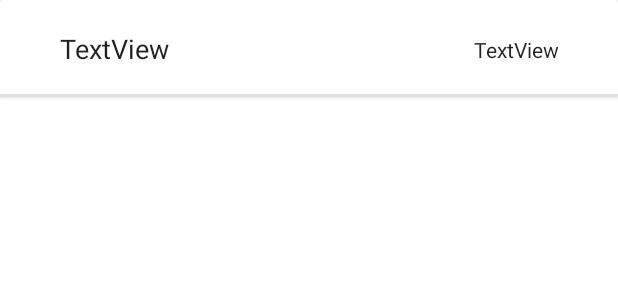
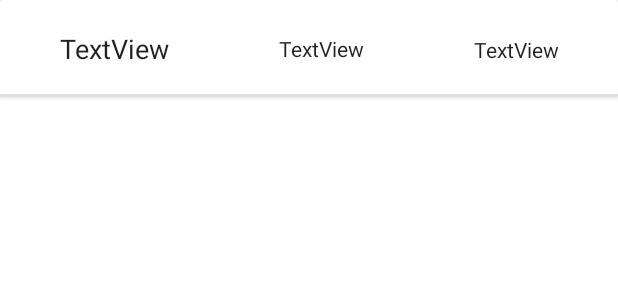
Before and after one commit to Jarenass97/DesafioNotas, an Android app: the layout notas_list.xml on its own in the app's theme, with its tools: preview values and no code run, on a phone screen of 412 x 824 dp. Shown: the top 300 px of the screen. Run offline under Robolectric (Android 15) with nearby library versions, the phone set to English and light mode, and no system bars.

Commit message:
Diferenciado el tipo de nota en el recycler

```diff
--- a/DesafioNotas/app/src/main/java/adapters/NotasAdapter.kt
+++ b/DesafioNotas/app/src/main/java/adapters/NotasAdapter.kt
@@ -14,6 +14,7 @@ import com.example.desafionotas.R
 import com.google.android.material.floatingactionbutton.FloatingActionButton
 import connection.Conexion
 import model.Nota
+import model.NotaTexto
 
 class NotasAdapter(
     var context: AppCompatActivity,
@@ -56,12 +57,14 @@ class NotasAdapter(
 
     class ViewHolder(view: View, ventana: AppCompatActivity) : RecyclerView.ViewHolder(view) {
         val asunto = view.findViewById<TextView>(R.id.txtAsuntoNotaRecycler)
+        val tipo = view.findViewById<TextView>(R.id.txtTipoNota)
         val hora = view.findViewById<TextView>(R.id.txtHoraRecycler)
         val item = view.findViewById<ConstraintLayout>(R.id.lyNota)
         val btnEditar = ventana.findViewById<FloatingActionButton>(R.id.btnEditarNota)
 
         fun bind(nota: Nota, context: AppCompatActivity, pos: Int, notasAdapter: NotasAdapter) {
             asunto.text = nota.asunto
+            if (nota is NotaTexto) tipo.text = "Texto" else tipo.text = "Lista tareas"
             hora.text = nota.hora
             if (pos == seleccionado) {
                 with(item) { setBackgroundResource(R.color.FondoNotaSeleccionada) }
--- a/DesafioNotas/app/src/main/java/com/example/desafionotas/MainActivity.kt
+++ b/DesafioNotas/app/src/main/java/com/example/desafionotas/MainActivity.kt
@@ -3,6 +3,7 @@ package com.example.desafionotas
 import adapters.NotasAdapter
 import androidx.appcompat.app.AppCompatActivity
 import android.os.Bundle
+import android.util.Log
 import android.view.View
 import android.widget.EditText
 import android.widget.Toast
@@ -62,7 +63,6 @@ class MainActivity : AppCompatActivity() {
                 asunto = if (asunto.isNotEmpty()) asunto
                 else "Sin asunto"
                 crearNota(tipoNota, asunto)
-                rv.adapter = NotasAdapter(this, Conexion.getNotas(this))
                 view.dismiss()
 
             }
@@ -96,6 +96,8 @@ class MainActivity : AppCompatActivity() {
                 )
             }
         }
+        adaptador = NotasAdapter(this, Conexion.getNotas(this))
+        rv.adapter = adaptador
     }
 
     fun editar(view: View) {
--- a/DesafioNotas/app/src/main/java/model/NotaTareas.kt
+++ b/DesafioNotas/app/src/main/java/model/NotaTareas.kt
@@ -1,5 +1,6 @@
 package model
 
+import assistant.Auxiliar
 import assistant.TipoNota
 
 class NotaTareas(
@@ -11,6 +12,6 @@ class NotaTareas(
 ) :
     Nota(id, fecha, hora, asunto, tipo = TipoNota.LISTA_TAREAS) {
     fun addTarea(tarea: String) {
-        tareas.add(Tarea(tarea))
+        tareas.add(Tarea(Auxiliar.nextIdTarea, tarea))
     }
 }
--- a/DesafioNotas/app/src/main/res/layout/notas_list.xml
+++ b/DesafioNotas/app/src/main/res/layout/notas_list.xml
@@ -27,6 +27,17 @@
             app:layout_constraintStart_toStartOf="parent"
             app:layout_constraintTop_toTopOf="parent"
             app:layout_constraintVertical_bias="0.0" />
+
+        <TextView
+            android:id="@+id/txtTipoNota"
+            style="@style/txtHoras"
+            android:layout_width="wrap_content"
+            android:layout_height="wrap_content"
+            android:text="TextView"
+            app:layout_constraintBottom_toBottomOf="parent"
+            app:layout_constraintEnd_toStartOf="@+id/txtHoraRecycler"
+            app:layout_constraintStart_toEndOf="@+id/txtAsuntoNotaRecycler"
+            app:layout_constraintTop_toTopOf="parent" />
 
         <TextView
             android:id="@+id/txtHoraRecycler"
```
